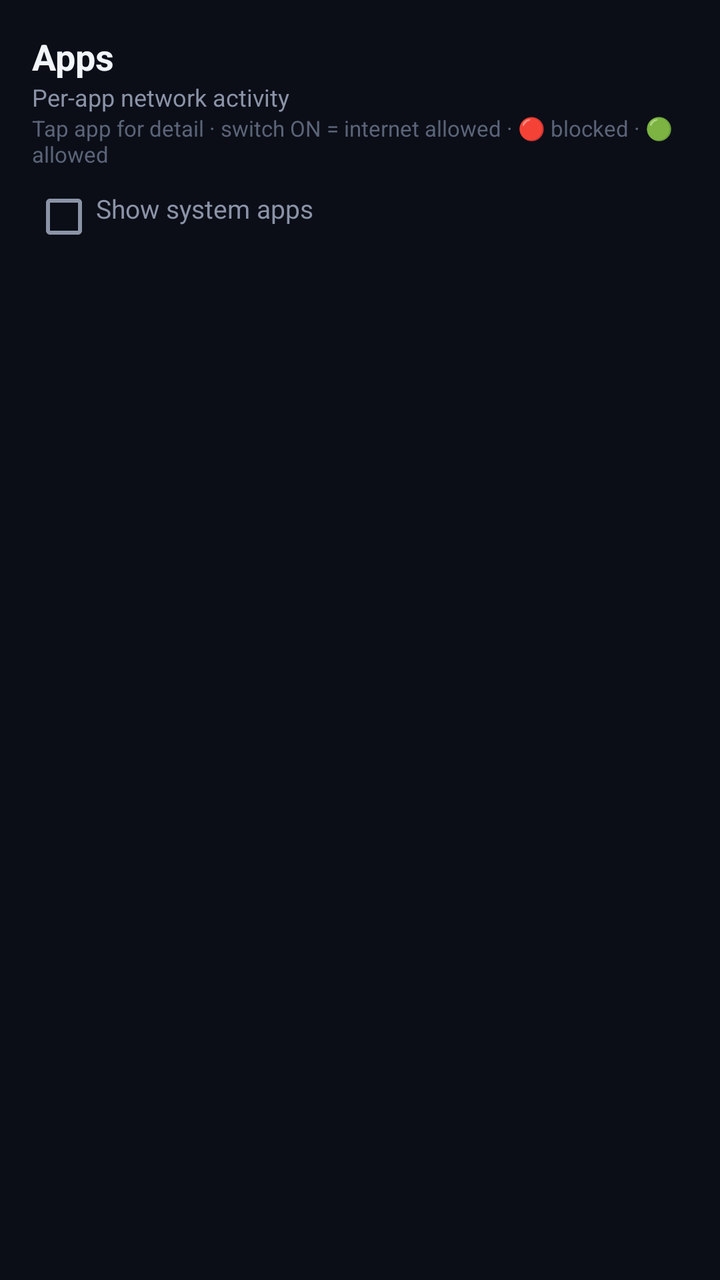
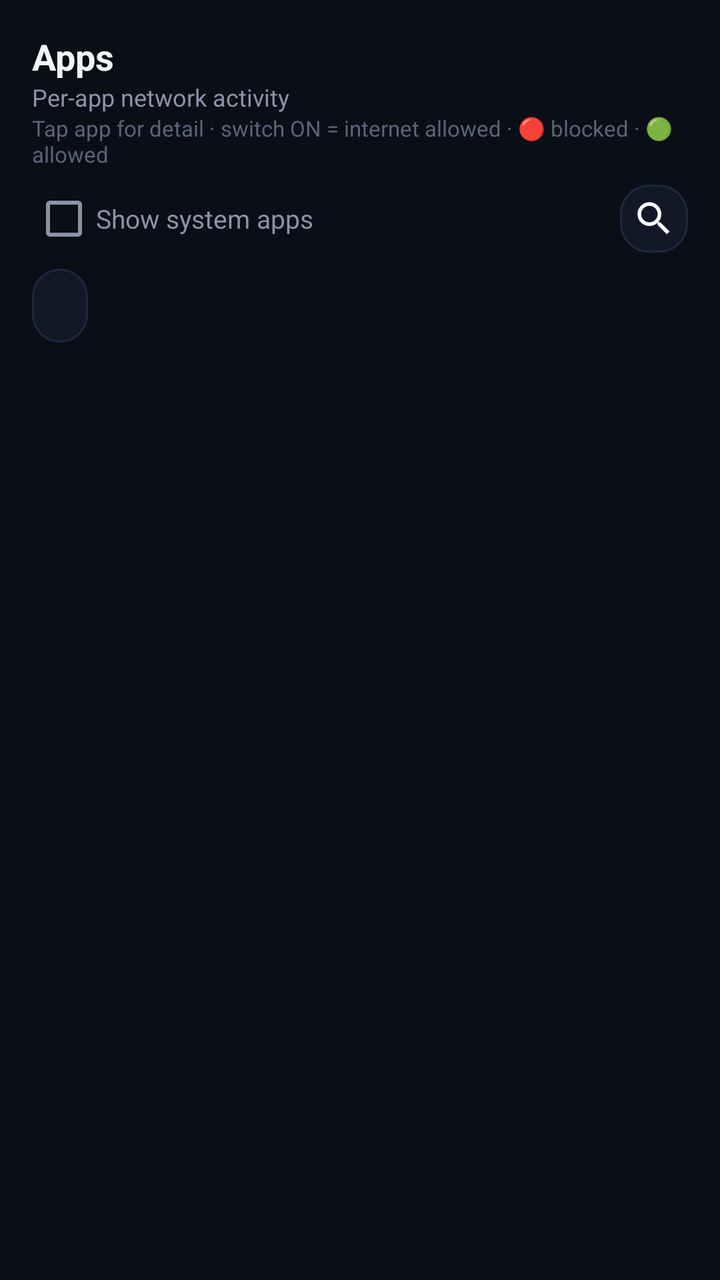

Before-and-after screenshots of an Android layout around one commit, followed by the original layout XML and the change that was made.
<!-- AndroidManifest.xml: application theme Theme.NetAverDNS -->
<!-- res/layout/fragment_apps.xml -->
<?xml version="1.0" encoding="utf-8"?>
<LinearLayout xmlns:android="http://schemas.android.com/apk/res/android"
    android:layout_width="match_parent"
    android:layout_height="match_parent"
    android:orientation="vertical"
    android:background="@color/bg"
    android:padding="16dp">

    <TextView
        android:layout_width="wrap_content"
        android:layout_height="wrap_content"
        android:text="@string/tab_apps"
        android:textColor="@color/text"
        android:textSize="18sp"
        android:textStyle="bold" />

    <TextView
        android:layout_width="wrap_content"
        android:layout_height="wrap_content"
        android:text="@string/apps_subtitle"
        android:textColor="@color/muted"
        android:textSize="12sp" />

    <TextView
        android:layout_width="wrap_content"
        android:layout_height="wrap_content"
        android:text="@string/apps_hint"
        android:textColor="@color/faint"
        android:textSize="11sp"
        android:paddingBottom="8dp" />

    <CheckBox
        android:id="@+id/apps_show_system"
        android:layout_width="wrap_content"
        android:layout_height="wrap_content"
        android:text="@string/show_system_apps"
        android:textColor="@color/muted"
        android:textSize="13sp"
        android:paddingBottom="8dp" />

    <ListView
        android:id="@+id/apps_list"
        android:layout_width="match_parent"
        android:layout_height="0dp"
        android:layout_weight="1"
        android:divider="@color/border"
        android:dividerHeight="1dp" />

    <TextView
        android:id="@+id/apps_empty"
        android:layout_width="match_parent"
        android:layout_height="0dp"
        android:layout_weight="1"
        android:gravity="center"
        android:text="@string/empty_apps"
        android:textColor="@color/faint"
        android:visibility="gone" />
</LinearLayout>
<!-- resources referenced by this layout -->
<resources>
  <color name="bg">#0B0E17</color>
  <color name="border">#1F2740</color>
  <color name="faint">#5B6478</color>
  <color name="muted">#8B93A7</color>
  <color name="text">#F1F5F9</color>
  <string name="apps_hint">Tap app for detail · switch ON = internet allowed · 🔴 blocked · 🟢 allowed</string>
  <string name="apps_subtitle">Per-app network activity</string>
  <string name="empty_apps">No app activity yet.</string>
  <string name="show_system_apps">Show system apps</string>
  <string name="tab_apps">Apps</string>
  <style name="Theme.NetAverDNS" parent="android:Theme.Material.NoActionBar">
          <item name="android:windowBackground">@color/bg</item>
          <item name="android:colorBackground">@color/bg</item>
          <item name="android:textColorPrimary">@color/text</item>
          <item name="android:textColorSecondary">@color/muted</item>
          <item name="android:colorAccent">@color/accent</item>
          <item name="android:navigationBarColor">@color/bg</item>
          <item name="android:statusBarColor">@color/bg</item>
      </style>
  <color name="accent">#3B82F6</color>
</resources>

<!-- the commit's change to res/layout/fragment_apps.xml (unified diff, before → after) -->
@@ -29,14 +29,142 @@
         android:textSize="11sp"
         android:paddingBottom="8dp" />
 
-    <CheckBox
-        android:id="@+id/apps_show_system"
+    <LinearLayout
+        android:layout_width="match_parent"
+        android:layout_height="wrap_content"
+        android:orientation="horizontal"
+        android:gravity="center_vertical"
+        android:paddingBottom="8dp">
+
+        <CheckBox
+            android:id="@+id/apps_show_system"
+            android:layout_width="0dp"
+            android:layout_weight="1"
+            android:layout_height="wrap_content"
+            android:text="@string/show_system_apps"
+            android:textColor="@color/muted"
+            android:textSize="13sp" />
+
+        <ImageButton
+            android:id="@+id/apps_search_btn"
+            android:layout_width="34dp"
+            android:layout_height="34dp"
+            android:background="@drawable/card_bg"
+            android:src="@drawable/ic_search"
+            android:scaleType="fitCenter"
+            android:padding="6dp"
+            android:contentDescription="@string/search_apps_hint" />
+    </LinearLayout>
+
+    <EditText
+        android:id="@+id/apps_search_box"
+        android:layout_width="match_parent"
+        android:layout_height="wrap_content"
+        android:background="@drawable/card_bg"
+        android:hint="@string/search_apps_hint"
+        android:textColor="@color/text"
+        android:textColorHint="@color/faint"
+        android:textSize="14sp"
+        android:padding="10dp"
+        android:singleLine="true"
+        android:imeOptions="actionSearch"
+        android:visibility="gone"
+        android:layout_marginBottom="8dp" />
+
+    <TextView
+        android:id="@+id/apps_sort_btn"
         android:layout_width="wrap_content"
         android:layout_height="wrap_content"
-        android:text="@string/show_system_apps"
-        android:textColor="@color/muted"
-        android:textSize="13sp"
-        android:paddingBottom="8dp" />
+        android:background="@drawable/card_bg"
+        android:textColor="@color/text"
+        android:textSize="14sp"
+        android:textStyle="bold"
+        android:paddingLeft="14dp"
+        android:paddingRight="14dp"
+        android:paddingTop="9dp"
+        android:paddingBottom="9dp"
+        android:layout_marginBottom="8dp" />
+
+    <LinearLayout
+        android:id="@+id/apps_sort_menu"
+        android:layout_width="match_parent"
+        android:layout_height="wrap_content"
+        android:orientation="vertical"
+        android:background="@drawable/card_bg"
+        android:visibility="gone"
+        android:layout_marginBottom="8dp"
+        android:paddingTop="4dp"
+        android:paddingBottom="4dp">
+
+        <LinearLayout
+            android:id="@+id/apps_sort_row_az"
+            android:layout_width="match_parent"
+            android:layout_height="wrap_content"
+            android:orientation="horizontal"
+            android:gravity="center_vertical"
+            android:padding="12dp">
+
+            <TextView
+                android:id="@+id/apps_sort_ring_az"
+                android:layout_width="wrap_content"
+                android:layout_height="wrap_content"
+                android:textSize="16sp"
+                android:paddingRight="10dp" />
+
+            <TextView
+                android:layout_width="wrap_content"
+                android:layout_height="wrap_content"
+                android:text="@string/sort_az"
+                android:textColor="@color/text"
+                android:textSize="15sp" />
+        </LinearLayout>
+
+        <LinearLayout
+            android:id="@+id/apps_sort_row_queries"
+            android:layout_width="match_parent"
+            android:layout_height="wrap_content"
+            android:orientation="horizontal"
+            android:gravity="center_vertical"
+            android:padding="12dp">
+
+            <TextView
+                android:id="@+id/apps_sort_ring_queries"
+                android:layout_width="wrap_content"
+                android:layout_height="wrap_content"
+                android:textSize="16sp"
+                android:paddingRight="10dp" />
+
+            <TextView
+                android:layout_width="wrap_content"
+                android:layout_height="wrap_content"
+                android:text="@string/sort_most_queries"
+                android:textColor="@color/text"
+                android:textSize="15sp" />
+        </LinearLayout>
+
+        <LinearLayout
+            android:id="@+id/apps_sort_row_blocked"
+            android:layout_width="match_parent"
+            android:layout_height="wrap_content"
+            android:orientation="horizontal"
+            android:gravity="center_vertical"
+            android:padding="12dp">
+
+            <TextView
+                android:id="@+id/apps_sort_ring_blocked"
+                android:layout_width="wrap_content"
+                android:layout_height="wrap_content"
+                android:textSize="16sp"
+                android:paddingRight="10dp" />
+
+            <TextView
+                android:layout_width="wrap_content"
+                android:layout_height="wrap_content"
+                android:text="@string/sort_most_blocked"
+                android:textColor="@color/text"
+                android:textSize="15sp" />
+        </LinearLayout>
+    </LinearLayout>
 
     <ListView
         android:id="@+id/apps_list"
@@ -45,6 +173,15 @@
         android:layout_weight="1"
         android:divider="@color/border"
         android:dividerHeight="1dp" />
+
+    <TextView
+        android:id="@+id/apps_result_count"
+        android:layout_width="match_parent"
+        android:layout_height="wrap_content"
+        android:textColor="@color/faint"
+        android:textSize="12sp"
+        android:paddingTop="6dp"
+        android:visibility="gone" />
 
     <TextView
         android:id="@+id/apps_empty"
<!-- resource entries referenced after the edit -->
@@ -5,10 +5,32 @@
   <color name="faint">#5B6478</color>
   <color name="muted">#8B93A7</color>
   <color name="text">#F1F5F9</color>
+  <!-- drawable card_bg (drawable) -->
+  <?xml version="1.0" encoding="utf-8"?>
+  <shape xmlns:android="http://schemas.android.com/apk/res/android" android:shape="rectangle">
+      <corners android:radius="14dp" />
+      <solid android:color="@color/surface" />
+      <stroke android:width="1dp" android:color="@color/border" />
+  </shape>
+  <!-- drawable ic_search (drawable) -->
+  <?xml version="1.0" encoding="utf-8"?>
+  <vector xmlns:android="http://schemas.android.com/apk/res/android"
+      android:width="24dp"
+      android:height="24dp"
+      android:viewportWidth="24"
+      android:viewportHeight="24">
+      <path
+          android:fillColor="#FFFFFF"
+          android:pathData="M15.5,14h-0.79l-0.28,-0.27C15.41,12.59 16,11.11 16,9.5 16,5.91 13.09,3 9.5,3S3,5.91 3,9.5 5.91,16 9.5,16c1.61,0 3.09,-0.59 4.23,-1.57l0.27,0.28v0.79l5,4.99L20.49,19l-4.99,-5zM9.5,14C7.01,14 5,11.99 5,9.5S7.01,5 9.5,5 14,7.01 14,9.5 11.99,14 9.5,14z" />
+  </vector>
   <string name="apps_hint">Tap app for detail · switch ON = internet allowed · 🔴 blocked · 🟢 allowed</string>
   <string name="apps_subtitle">Per-app network activity</string>
   <string name="empty_apps">No app activity yet.</string>
+  <string name="search_apps_hint">Search apps…</string>
   <string name="show_system_apps">Show system apps</string>
+  <string name="sort_az">A-Z</string>
+  <string name="sort_most_blocked">Most blocked</string>
+  <string name="sort_most_queries">Most queries</string>
   <string name="tab_apps">Apps</string>
   <style name="Theme.NetAverDNS" parent="android:Theme.Material.NoActionBar">
           <item name="android:windowBackground">@color/bg</item>
@@ -19,6 +41,7 @@
           <item name="android:navigationBarColor">@color/bg</item>
           <item name="android:statusBarColor">@color/bg</item>
       </style>
+  <color name="surface">#131826</color>
   <color name="accent">#3B82F6</color>
 </resources>
 
